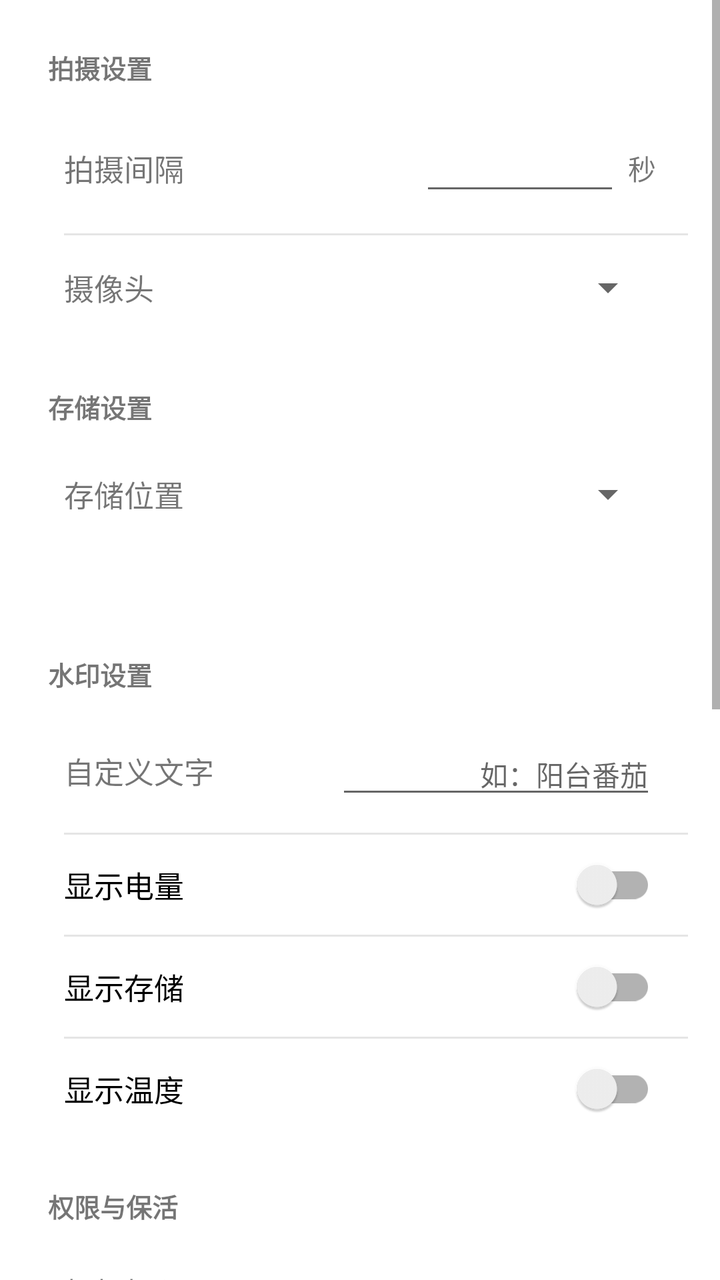
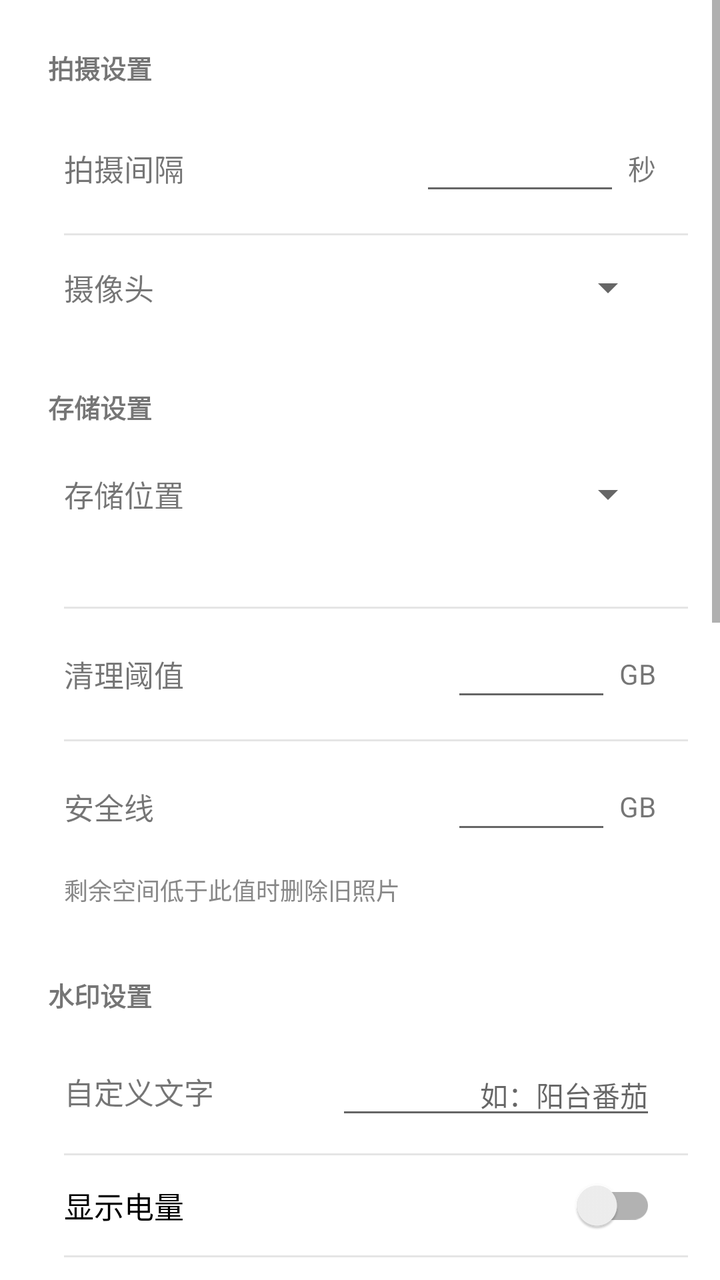

An Android layout rendered at two revisions. The XML below is the earlier revision; the diff shows what the commit changed to produce the second picture.
<!-- AndroidManifest.xml: application theme Theme.TimeLapseCamera -->
<!-- res/layout/fragment_settings.xml -->
<?xml version="1.0" encoding="utf-8"?>
<ScrollView xmlns:android="http://schemas.android.com/apk/res/android"
    xmlns:app="http://schemas.android.com/apk/res-auto"
    android:layout_width="match_parent"
    android:layout_height="match_parent">

    <LinearLayout
        android:layout_width="match_parent"
        android:layout_height="wrap_content"
        android:orientation="vertical"
        android:padding="16dp">

        
        <TextView
            android:layout_width="match_parent"
            android:layout_height="wrap_content"
            android:padding="8dp"
            android:text="@string/settings_capture_group"
            android:textSize="13sp"
            android:textStyle="bold" />

        <com.google.android.material.card.MaterialCardView
            android:layout_width="match_parent"
            android:layout_height="wrap_content"
            android:layout_marginBottom="16dp"
            app:cardCornerRadius="12dp"
            app:cardElevation="0dp">

            <LinearLayout
                android:layout_width="match_parent"
                android:layout_height="wrap_content"
                android:orientation="vertical">

                <LinearLayout
                    android:layout_width="match_parent"
                    android:layout_height="wrap_content"
                    android:orientation="horizontal"
                    android:gravity="center_vertical"
                    android:paddingHorizontal="16dp"
                    android:paddingVertical="14dp">

                    <TextView
                        android:layout_width="0dp"
                        android:layout_height="wrap_content"
                        android:layout_weight="1"
                        android:text="@string/settings_interval"
                        android:textSize="15sp" />

                    <com.google.android.material.textfield.TextInputEditText
                        android:id="@+id/etInterval"
                        android:layout_width="100dp"
                        android:layout_height="wrap_content"
                        android:inputType="number"
                        android:maxLength="5"
                        android:gravity="end"
                        android:textSize="15sp" />

                    <TextView
                        android:layout_width="wrap_content"
                        android:layout_height="wrap_content"
                        android:layout_marginStart="4dp"
                        android:text="@string/settings_seconds"
                        android:textSize="14sp" />
                </LinearLayout>

                <View
                    android:layout_width="match_parent"
                    android:layout_height="1dp"
                    android:background="#1A000000"
                    android:layout_marginStart="16dp" />

                <LinearLayout
                    android:layout_width="match_parent"
                    android:layout_height="wrap_content"
                    android:orientation="horizontal"
                    android:gravity="center_vertical"
                    android:paddingHorizontal="16dp"
                    android:paddingVertical="14dp">

                    <TextView
                        android:layout_width="0dp"
                        android:layout_height="wrap_content"
                        android:layout_weight="1"
                        android:text="@string/settings_camera_facing"
                        android:textSize="15sp" />

                    <Spinner
                        android:id="@+id/spinnerCameraFacing"
                        android:layout_width="wrap_content"
                        android:layout_height="wrap_content" />
                </LinearLayout>
            </LinearLayout>
        </com.google.android.material.card.MaterialCardView>

        
        <TextView
            android:layout_width="match_parent"
            android:layout_height="wrap_content"
            android:padding="8dp"
            android:text="@string/settings_storage_group"
            android:textSize="13sp"
            android:textStyle="bold" />

        <com.google.android.material.card.MaterialCardView
            android:layout_width="match_parent"
            android:layout_height="wrap_content"
            android:layout_marginBottom="16dp"
            app:cardCornerRadius="12dp"
            app:cardElevation="0dp">

            <LinearLayout
                android:layout_width="match_parent"
                android:layout_height="wrap_content"
                android:orientation="vertical">

                <LinearLayout
                    android:layout_width="match_parent"
                    android:layout_height="wrap_content"
                    android:orientation="horizontal"
                    android:gravity="center_vertical"
                    android:paddingHorizontal="16dp"
                    android:paddingVertical="14dp">

                    <TextView
                        android:layout_width="0dp"
                        android:layout_height="wrap_content"
                        android:layout_weight="1"
                        android:text="@string/settings_storage_location"
                        android:textSize="15sp" />

                    <Spinner
                        android:id="@+id/spinnerStorageLocation"
                        android:layout_width="wrap_content"
                        android:layout_height="wrap_content" />
                </LinearLayout>

                <TextView
                    android:id="@+id/tvStoragePath"
                    android:layout_width="match_parent"
                    android:layout_height="wrap_content"
                    android:paddingHorizontal="16dp"
                    android:paddingBottom="14dp"
                    android:textSize="12sp"
                    android:textColor="#888888" />
            </LinearLayout>
        </com.google.android.material.card.MaterialCardView>

        
        <TextView
            android:layout_width="match_parent"
            android:layout_height="wrap_content"
            android:padding="8dp"
            android:text="@string/settings_watermark_group"
            android:textSize="13sp"
            android:textStyle="bold" />

        <com.google.android.material.card.MaterialCardView
            android:layout_width="match_parent"
            android:layout_height="wrap_content"
            android:layout_marginBottom="16dp"
            app:cardCornerRadius="12dp"
            app:cardElevation="0dp">

            <LinearLayout
                android:layout_width="match_parent"
                android:layout_height="wrap_content"
                android:orientation="vertical">

                <LinearLayout
                    android:layout_width="match_parent"
                    android:layout_height="wrap_content"
                    android:orientation="horizontal"
                    android:gravity="center_vertical"
                    android:paddingHorizontal="16dp"
                    android:paddingVertical="12dp">

                    <TextView
                        android:layout_width="0dp"
                        android:layout_height="wrap_content"
                        android:layout_weight="1"
                        android:text="@string/settings_watermark_text"
                        android:textSize="15sp" />

                    <com.google.android.material.textfield.TextInputEditText
                        android:id="@+id/etWatermarkText"
                        android:layout_width="160dp"
                        android:layout_height="wrap_content"
                        android:inputType="text"
                        android:maxLength="50"
                        android:gravity="end"
                        android:textSize="14sp"
                        android:hint="@string/settings_watermark_hint" />
                </LinearLayout>

                <View
                    android:layout_width="match_parent"
                    android:layout_height="1dp"
                    android:background="#1A000000"
                    android:layout_marginStart="16dp" />

                <androidx.appcompat.widget.SwitchCompat
                    android:id="@+id/switchBattery"
                    android:layout_width="match_parent"
                    android:layout_height="wrap_content"
                    android:paddingHorizontal="16dp"
                    android:paddingVertical="14dp"
                    android:text="@string/settings_watermark_battery"
                    android:textSize="15sp" />

                <View
                    android:layout_width="match_parent"
                    android:layout_height="1dp"
                    android:background="#1A000000"
                    android:layout_marginStart="16dp" />

                <androidx.appcompat.widget.SwitchCompat
                    android:id="@+id/switchStorage"
                    android:layout_width="match_parent"
                    android:layout_height="wrap_content"
                    android:paddingHorizontal="16dp"
                    android:paddingVertical="14dp"
                    android:text="@string/settings_watermark_storage"
                    android:textSize="15sp" />

                <View
                    android:layout_width="match_parent"
                    android:layout_height="1dp"
                    android:background="#1A000000"
                    android:layout_marginStart="16dp" />

                <androidx.appcompat.widget.SwitchCompat
                    android:id="@+id/switchTemperature"
                    android:layout_width="match_parent"
                    android:layout_height="wrap_content"
                    android:paddingHorizontal="16dp"
                    android:paddingVertical="14dp"
                    android:text="@string/settings_watermark_temperature"
                    android:textSize="15sp" />
            </LinearLayout>
        </com.google.android.material.card.MaterialCardView>

        
        <TextView
            android:layout_width="match_parent"
            android:layout_height="wrap_content"
            android:padding="8dp"
            android:text="@string/settings_permission_group"
            android:textSize="13sp"
            android:textStyle="bold" />

        <com.google.android.material.card.MaterialCardView
            android:layout_width="match_parent"
            android:layout_height="wrap_content"
            android:layout_marginBottom="16dp"
            app:cardCornerRadius="12dp"
            app:cardElevation="0dp">

            <LinearLayout
                android:layout_width="match_parent"
                android:layout_height="wrap_content"
                android:orientation="vertical">

                <LinearLayout
                    android:id="@+id/rowCameraPermission"
                    android:layout_width="match_parent"
                    android:layout_height="wrap_content"
                    android:orientation="horizontal"
                    android:gravity="center_vertical"
                    android:paddingHorizontal="16dp"
                    android:paddingVertical="14dp"
                    android:background="?attr/selectableItemBackground">

                    <TextView
                        android:layout_width="0dp"
                        android:layout_height="wrap_content"
                        android:layout_weight="1"
                        android:text="@string/settings_camera_permission"
                        android:textSize="15sp" />

                    <TextView
                        android:id="@+id/tvCameraPermission"
                        android:layout_width="wrap_content"
                        android:layout_height="wrap_content"
                        android:textSize="14sp" />
                </LinearLayout>

                <View
                    android:layout_width="match_parent"
                    android:layout_height="1dp"
                    android:background="#1A000000"
                    android:layout_marginStart="16dp" />

                <LinearLayout
                    android:id="@+id/rowNotificationPermission"
                    android:layout_width="match_parent"
                    android:layout_height="wrap_content"
                    android:orientation="horizontal"
                    android:gravity="center_vertical"
                    android:paddingHorizontal="16dp"
                    android:paddingVertical="14dp"
                    android:background="?attr/selectableItemBackground">

                    <TextView
                        android:layout_width="0dp"
                        android:layout_height="wrap_content"
                        android:layout_weight="1"
                        android:text="@string/settings_notification_permission"
                        android:textSize="15sp" />

                    <TextView
                        android:id="@+id/tvNotificationPermission"
                        android:layout_width="wrap_content"
                        android:layout_height="wrap_content"
                        android:textSize="14sp" />
                </LinearLayout>

                <View
                    android:layout_width="match_parent"
                    android:layout_height="1dp"
                    android:background="#1A000000"
                    android:layout_marginStart="16dp" />

                <LinearLayout
                    android:id="@+id/rowExactAlarm"
                    android:layout_width="match_parent"
                    android:layout_height="wrap_content"
                    android:orientation="horizontal"
                    android:gravity="center_vertical"
                    android:paddingHorizontal="16dp"
                    android:paddingVertical="14dp"
                    android:background="?attr/selectableItemBackground">

                    <TextView
                        android:layout_width="0dp"
                        android:layout_height="wrap_content"
                        android:layout_weight="1"
                        android:text="@string/settings_exact_alarm"
                        android:textSize="15sp" />

                    <TextView
                        android:id="@+id/tvExactAlarm"
                        android:layout_width="wrap_content"
                        android:layout_height="wrap_content"
                        android:textSize="14sp" />
                </LinearLayout>

                <View
                    android:layout_width="match_parent"
                    android:layout_height="1dp"
                    android:background="#1A000000"
                    android:layout_marginStart="16dp" />

                <LinearLayout
                    android:id="@+id/rowBatteryOptimization"
                    android:layout_width="match_parent"
                    android:layout_height="wrap_content"
                    android:orientation="horizontal"
                    android:gravity="center_vertical"
                    android:paddingHorizontal="16dp"
                    android:paddingVertical="14dp"
                    android:background="?attr/selectableItemBackground">

                    <TextView
                        android:layout_width="0dp"
                        android:layout_height="wrap_content"
                        android:layout_weight="1"
                        android:text="@string/settings_battery_optimization"
                        android:textSize="15sp" />

                    <TextView
                        android:id="@+id/tvBatteryOptimization"
                        android:layout_width="wrap_content"
                        android:layout_height="wrap_content"
                        android:textSize="14sp" />
                </LinearLayout>

                <View
                    android:layout_width="match_parent"
                    android:layout_height="1dp"
                    android:background="#1A000000"
                    android:layout_marginStart="16dp" />

                <LinearLayout
                    android:id="@+id/rowAppDetails"
                    android:layout_width="match_parent"
                    android:layout_height="wrap_content"
                    android:orientation="horizontal"
                    android:gravity="center_vertical"
                    android:paddingHorizontal="16dp"
                    android:paddingVertical="14dp"
                    android:background="?attr/selectableItemBackground">

                    <TextView
                        android:layout_width="0dp"
                        android:layout_height="wrap_content"
                        android:layout_weight="1"
                        android:text="@string/settings_app_details"
                        android:textSize="15sp" />

                    <TextView
                        android:layout_width="wrap_content"
                        android:layout_height="wrap_content"
                        android:text="@string/settings_go_to_settings"
                        android:textSize="14sp" />
                </LinearLayout>
            </LinearLayout>
        </com.google.android.material.card.MaterialCardView>

        
        <TextView
            android:layout_width="match_parent"
            android:layout_height="wrap_content"
            android:padding="8dp"
            android:text="@string/settings_remote_group"
            android:textSize="13sp"
            android:textStyle="bold" />

        <com.google.android.material.card.MaterialCardView
            android:layout_width="match_parent"
            android:layout_height="wrap_content"
            android:layout_marginBottom="16dp"
            app:cardCornerRadius="12dp"
            app:cardElevation="0dp">

            <LinearLayout
                android:layout_width="match_parent"
                android:layout_height="wrap_content"
                android:orientation="vertical"
                android:paddingHorizontal="16dp"
                android:paddingVertical="14dp">

                <com.google.android.material.textfield.TextInputEditText
                    android:id="@+id/etRemoteUrl"
                    android:layout_width="match_parent"
                    android:layout_height="wrap_content"
                    android:inputType="textUri"
                    android:maxLength="500"
                    android:textSize="14sp"
                    android:hint="@string/settings_remote_url_hint" />

                <TextView
                    android:layout_width="match_parent"
                    android:layout_height="wrap_content"
                    android:layout_marginTop="6dp"
                    android:text="@string/settings_remote_desc"
                    android:textSize="12sp" />
            </LinearLayout>
        </com.google.android.material.card.MaterialCardView>

        
        <TextView
            android:layout_width="match_parent"
            android:layout_height="wrap_content"
            android:padding="8dp"
            android:text="@string/settings_about_group"
            android:textSize="13sp"
            android:textStyle="bold" />

        <com.google.android.material.card.MaterialCardView
            android:layout_width="match_parent"
            android:layout_height="wrap_content"
            android:layout_marginBottom="24dp"
            app:cardCornerRadius="12dp"
            app:cardElevation="0dp">

            <LinearLayout
                android:layout_width="match_parent"
                android:layout_height="wrap_content"
                android:orientation="vertical"
                android:paddingHorizontal="16dp"
                android:paddingVertical="14dp">

                <TextView
                    android:layout_width="match_parent"
                    android:layout_height="wrap_content"
                    android:text="@string/settings_version"
                    android:textSize="15sp" />
            </LinearLayout>
        </com.google.android.material.card.MaterialCardView>

    </LinearLayout>
</ScrollView>
<!-- resources referenced by this layout -->
<resources>
  <string name="settings_about_group">关于</string>
  <string name="settings_app_details">系统设置（自启动/后台等）</string>
  <string name="settings_battery_optimization">忽略电池优化</string>
  <string name="settings_camera_facing">摄像头</string>
  <string name="settings_camera_permission">相机权限</string>
  <string name="settings_capture_group">拍摄设置</string>
  <string name="settings_exact_alarm">精确闹钟</string>
  <string name="settings_go_to_settings">前往 →</string>
  <string name="settings_interval">拍摄间隔</string>
  <string name="settings_notification_permission">通知权限</string>
  <string name="settings_permission_group">权限与保活</string>
  <string name="settings_remote_desc">返回 15-3600 整数，作为下次拍摄间隔（秒）</string>
  <string name="settings_remote_group">远程配置</string>
  <string name="settings_remote_url_hint">http://example.com/interval</string>
  <string name="settings_seconds">秒</string>
  <string name="settings_storage_group">存储设置</string>
  <string name="settings_storage_location">存储位置</string>
  <string name="settings_version">版本 0.9</string>
  <string name="settings_watermark_battery">显示电量</string>
  <string name="settings_watermark_group">水印设置</string>
  <string name="settings_watermark_hint">如：阳台番茄</string>
  <string name="settings_watermark_storage">显示存储</string>
  <string name="settings_watermark_temperature">显示温度</string>
  <string name="settings_watermark_text">自定义文字</string>
  <style name="Theme.TimeLapseCamera" parent="Theme.MaterialComponents.Light.NoActionBar">
          <item name="colorPrimary">@color/primary</item>
          <item name="colorPrimaryVariant">@color/primary_dark</item>
          <item name="colorOnPrimary">@color/white</item>
          <item name="colorSecondary">@color/accent</item>
          <item name="colorOnSecondary">@color/black</item>
          <item name="android:statusBarColor" tools:targetApi="21">@color/primary_dark</item>
      </style>
  <color name="primary">#2E7D32</color>
  <color name="primary_dark">#1B5E20</color>
  <color name="white">#FFFFFF</color>
  <color name="accent">#FF6F00</color>
  <color name="black">#000000</color>
</resources>

<!-- the commit's change to res/layout/fragment_settings.xml (unified diff, before → after) -->
@@ -140,6 +140,91 @@
                     android:layout_height="wrap_content"
                     android:paddingHorizontal="16dp"
                     android:paddingBottom="14dp"
+                    android:textSize="12sp"
+                    android:textColor="#888888" />
+
+                <View
+                    android:layout_width="match_parent"
+                    android:layout_height="1dp"
+                    android:background="#1A000000"
+                    android:layout_marginStart="16dp" />
+
+                <LinearLayout
+                    android:layout_width="match_parent"
+                    android:layout_height="wrap_content"
+                    android:orientation="horizontal"
+                    android:gravity="center_vertical"
+                    android:paddingHorizontal="16dp"
+                    android:paddingVertical="14dp">
+
+                    <TextView
+                        android:layout_width="0dp"
+                        android:layout_height="wrap_content"
+                        android:layout_weight="1"
+                        android:text="@string/settings_storage_threshold"
+                        android:textSize="15sp" />
+
+                    <com.google.android.material.textfield.TextInputEditText
+                        android:id="@+id/etStorageThreshold"
+                        android:layout_width="80dp"
+                        android:layout_height="wrap_content"
+                        android:inputType="numberDecimal"
+                        android:maxLength="4"
+                        android:gravity="end"
+                        android:textSize="15sp" />
+
+                    <TextView
+                        android:layout_width="wrap_content"
+                        android:layout_height="wrap_content"
+                        android:layout_marginStart="4dp"
+                        android:text="@string/settings_storage_gb"
+                        android:textSize="14sp" />
+                </LinearLayout>
+
+                <View
+                    android:layout_width="match_parent"
+                    android:layout_height="1dp"
+                    android:background="#1A000000"
+                    android:layout_marginStart="16dp" />
+
+                <LinearLayout
+                    android:layout_width="match_parent"
+                    android:layout_height="wrap_content"
+                    android:orientation="horizontal"
+                    android:gravity="center_vertical"
+                    android:paddingHorizontal="16dp"
+                    android:paddingVertical="14dp">
+
+                    <TextView
+                        android:layout_width="0dp"
+                        android:layout_height="wrap_content"
+                        android:layout_weight="1"
+                        android:text="@string/settings_storage_safe_line"
+                        android:textSize="15sp" />
+
+                    <com.google.android.material.textfield.TextInputEditText
+                        android:id="@+id/etStorageSafeLine"
+                        android:layout_width="80dp"
+                        android:layout_height="wrap_content"
+                        android:inputType="numberDecimal"
+                        android:maxLength="4"
+                        android:gravity="end"
+                        android:textSize="15sp" />
+
+                    <TextView
+                        android:layout_width="wrap_content"
+                        android:layout_height="wrap_content"
+                        android:layout_marginStart="4dp"
+                        android:text="@string/settings_storage_gb"
+                        android:textSize="14sp" />
+                </LinearLayout>
+
+                <TextView
+                    android:layout_width="match_parent"
+                    android:layout_height="wrap_content"
+                    android:paddingHorizontal="16dp"
+                    android:paddingBottom="10dp"
+                    android:text="@string/settings_storage_threshold_desc"
                     android:textSize="12sp"
                     android:textColor="#888888" />
             </LinearLayout>
<!-- resource entries referenced after the edit -->
@@ -15,8 +15,12 @@
   <string name="settings_remote_group">远程配置</string>
   <string name="settings_remote_url_hint">http://example.com/interval</string>
   <string name="settings_seconds">秒</string>
+  <string name="settings_storage_gb">GB</string>
   <string name="settings_storage_group">存储设置</string>
   <string name="settings_storage_location">存储位置</string>
+  <string name="settings_storage_safe_line">安全线</string>
+  <string name="settings_storage_threshold">清理阈值</string>
+  <string name="settings_storage_threshold_desc">剩余空间低于此值时删除旧照片</string>
   <string name="settings_version">版本 0.9</string>
   <string name="settings_watermark_battery">显示电量</string>
   <string name="settings_watermark_group">水印设置</string>
